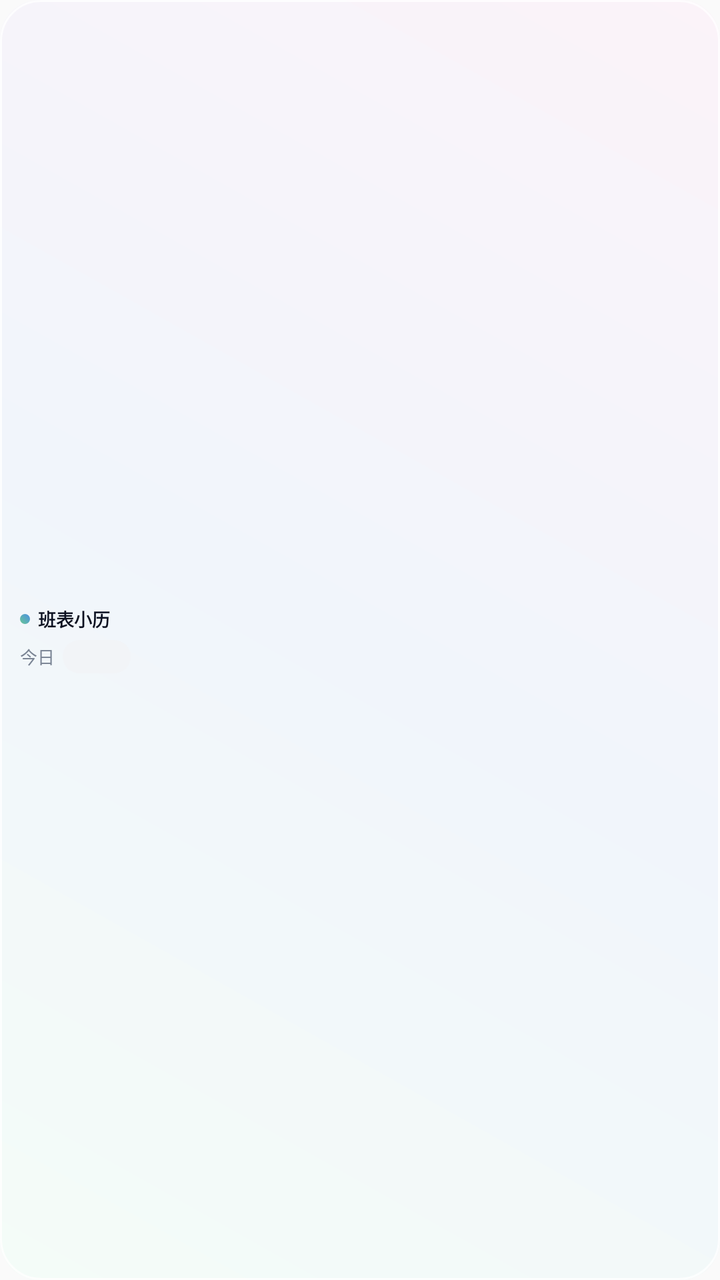
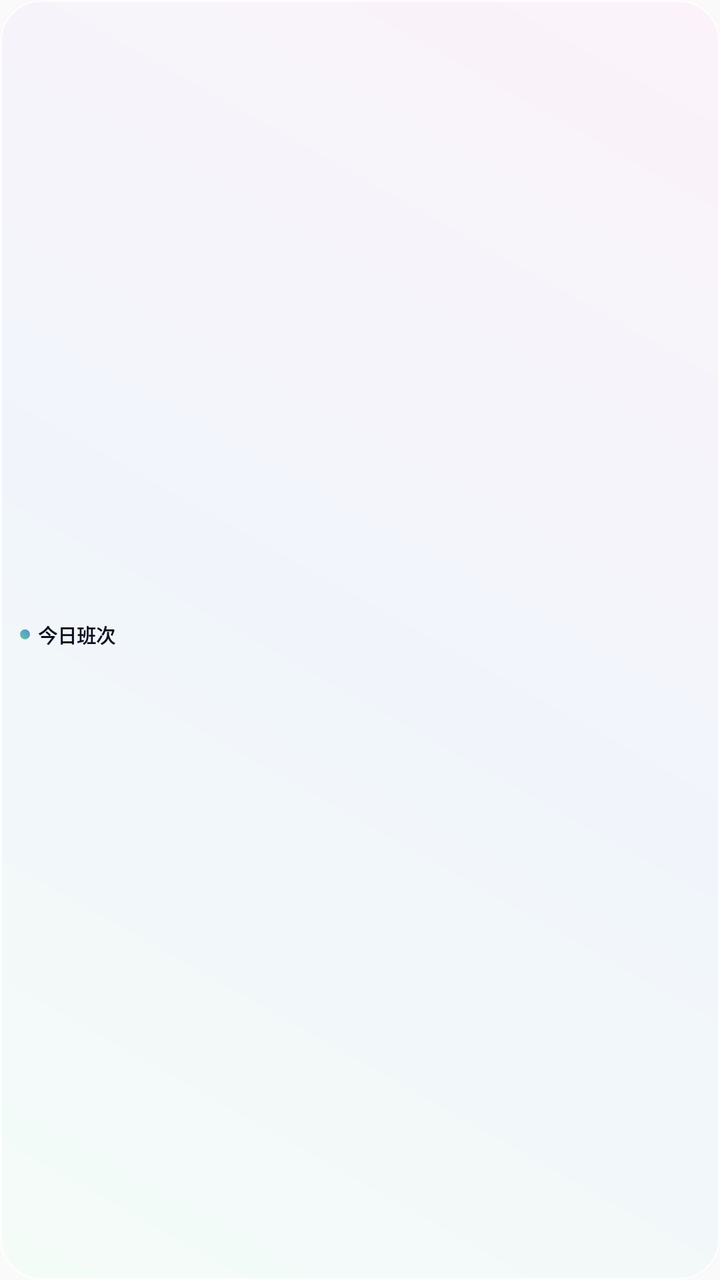

Two renders of the same Android screen: before a commit and after it. Below are the layout's source before the change and the commit's diff.
<!-- AndroidManifest.xml: application theme Theme.Paibanzhushou -->
<!-- res/layout/widget_today.xml -->
<?xml version="1.0" encoding="utf-8"?>
<LinearLayout xmlns:android="http://schemas.android.com/apk/res/android"
    android:id="@+id/t_root"
    android:layout_width="match_parent"
    android:layout_height="match_parent"
    android:background="@drawable/widget_bg_small"
    android:gravity="center_vertical"
    android:orientation="vertical"
    android:paddingStart="10dp"
    android:paddingTop="5dp"
    android:paddingEnd="10dp"
    android:paddingBottom="5dp">

    <LinearLayout
        android:layout_width="match_parent"
        android:layout_height="wrap_content"
        android:gravity="center_vertical"
        android:orientation="horizontal">

        <ImageView
            android:layout_width="5dp"
            android:layout_height="5dp"
            android:contentDescription="@null"
            android:src="@drawable/widget_dot" />

        <TextView
            android:id="@+id/t_title"
            android:layout_width="wrap_content"
            android:layout_height="wrap_content"
            android:layout_marginStart="4dp"
            android:includeFontPadding="false"
            android:maxLines="1"
            android:text="@string/app_name"
            android:textColor="#0B1020"
            android:textSize="9sp"
            android:textStyle="bold" />

        <TextView
            android:id="@+id/t_date"
            android:layout_width="wrap_content"
            android:layout_height="wrap_content"
            android:layout_marginStart="4dp"
            android:includeFontPadding="false"
            android:maxLines="1"
            android:textColor="#9AA3B2"
            android:textSize="8.5sp" />

        <TextView
            android:id="@+id/t_person"
            android:layout_width="0dp"
            android:layout_height="wrap_content"
            android:layout_marginStart="6dp"
            android:layout_weight="1"
            android:ellipsize="end"
            android:gravity="end"
            android:includeFontPadding="false"
            android:maxLines="1"
            android:textColor="#7A8494"
            android:textSize="9sp" />
    </LinearLayout>

    <LinearLayout
        android:layout_width="match_parent"
        android:layout_height="wrap_content"
        android:layout_marginTop="4dp"
        android:baselineAligned="false"
        android:gravity="center_vertical"
        android:orientation="horizontal">

        <TextView
            android:id="@+id/t_today"
            android:layout_width="wrap_content"
            android:layout_height="wrap_content"
            android:includeFontPadding="false"
            android:maxLines="1"
            android:text="今日"
            android:textColor="#7A8494"
            android:textSize="8.5sp" />

        <TextView
            android:id="@+id/t_ban"
            android:layout_width="wrap_content"
            android:layout_height="wrap_content"
            android:layout_marginStart="4dp"
            android:background="@drawable/pill_none"
            android:ellipsize="end"
            android:gravity="center"
            android:includeFontPadding="false"
            android:maxLines="1"
            android:minWidth="34dp"
            android:paddingStart="8dp"
            android:paddingTop="2dp"
            android:paddingEnd="8dp"
            android:paddingBottom="2dp"
            android:textColor="#FFFFFF"
            android:textSize="10.5sp"
            android:textStyle="bold" />

        <TextView
            android:id="@+id/t_next"
            android:layout_width="0dp"
            android:layout_height="wrap_content"
            android:layout_marginStart="6dp"
            android:layout_weight="1"
            android:ellipsize="end"
            android:gravity="end"
            android:includeFontPadding="false"
            android:maxLines="1"
            android:textColor="#9AA3B2"
            android:textSize="8sp" />
    </LinearLayout>
</LinearLayout>
<!-- resources referenced by this layout -->
<resources>
  <!-- drawable pill_none (drawable) -->
  <?xml version="1.0" encoding="utf-8"?>
  <shape xmlns:android="http://schemas.android.com/apk/res/android" android:shape="rectangle">
      <solid android:color="#F2F4F7" />
      <corners android:radius="999dp" />
  </shape>
  <!-- drawable widget_bg_small (drawable) -->
  <?xml version="1.0" encoding="utf-8"?>
  <layer-list xmlns:android="http://schemas.android.com/apk/res/android">
      <item>
          <shape android:shape="rectangle">
              <corners android:radius="20dp" />
              <gradient
                  android:angle="45"
                  android:startColor="#F4FCF8"
                  android:centerColor="#F1F5FB"
                  android:endColor="#FBF3F9"
                  android:type="linear" />
          </shape>
      </item>
      <item>
          <shape android:shape="rectangle">
              <corners android:radius="20dp" />
              <stroke android:width="1dp" android:color="#CCFFFFFF" />
          </shape>
      </item>
  </layer-list>
  <!-- drawable widget_dot (drawable) -->
  <?xml version="1.0" encoding="utf-8"?>
  <shape xmlns:android="http://schemas.android.com/apk/res/android" android:shape="oval">
      <gradient android:angle="45" android:startColor="#6AC695" android:endColor="#4A90E2" android:type="linear" />
      <size android:width="8dp" android:height="8dp" />
  </shape>
  <string name="app_name">班表小历</string>
  <style name="Theme.Paibanzhushou" parent="android:Theme.Material.Light.NoActionBar" />
</resources>

<!-- the commit's change to res/layout/widget_today.xml (unified diff, before → after) -->
@@ -7,9 +7,9 @@
     android:gravity="center_vertical"
     android:orientation="vertical"
     android:paddingStart="10dp"
-    android:paddingTop="5dp"
+    android:paddingTop="6dp"
     android:paddingEnd="10dp"
-    android:paddingBottom="5dp">
+    android:paddingBottom="6dp">
 
     <LinearLayout
         android:layout_width="match_parent"
@@ -30,83 +30,45 @@
             android:layout_marginStart="4dp"
             android:includeFontPadding="false"
             android:maxLines="1"
-            android:text="@string/app_name"
+            android:text="今日班次"
             android:textColor="#0B1020"
-            android:textSize="9sp"
+            android:textSize="9.5sp"
             android:textStyle="bold" />
+
+        <ImageView
+            android:layout_width="0dp"
+            android:layout_height="0dp"
+            android:layout_weight="1"
+            android:contentDescription="@null" />
 
         <TextView
             android:id="@+id/t_date"
             android:layout_width="wrap_content"
             android:layout_height="wrap_content"
-            android:layout_marginStart="4dp"
             android:includeFontPadding="false"
             android:maxLines="1"
             android:textColor="#9AA3B2"
             android:textSize="8.5sp" />
-
-        <TextView
-            android:id="@+id/t_person"
-            android:layout_width="0dp"
-            android:layout_height="wrap_content"
-            android:layout_marginStart="6dp"
-            android:layout_weight="1"
-            android:ellipsize="end"
-            android:gravity="end"
-            android:includeFontPadding="false"
-            android:maxLines="1"
-            android:textColor="#7A8494"
-            android:textSize="9sp" />
     </LinearLayout>
 
     <LinearLayout
+        android:id="@+id/t_row"
         android:layout_width="match_parent"
         android:layout_height="wrap_content"
-        android:layout_marginTop="4dp"
+        android:layout_marginTop="5dp"
         android:baselineAligned="false"
         android:gravity="center_vertical"
-        android:orientation="horizontal">
+        android:orientation="horizontal" />
 
-        <TextView
-            android:id="@+id/t_today"
-            android:layout_width="wrap_content"
-            android:layout_height="wrap_content"
-            android:includeFontPadding="false"
-            android:maxLines="1"
-            android:text="今日"
-            android:textColor="#7A8494"
-            android:textSize="8.5sp" />
-
-        <TextView
-            android:id="@+id/t_ban"
-            android:layout_width="wrap_content"
-            android:layout_height="wrap_content"
-            android:layout_marginStart="4dp"
-            android:background="@drawable/pill_none"
-            android:ellipsize="end"
-            android:gravity="center"
-            android:includeFontPadding="false"
-            android:maxLines="1"
-            android:minWidth="34dp"
-            android:paddingStart="8dp"
-            android:paddingTop="2dp"
-            android:paddingEnd="8dp"
-            android:paddingBottom="2dp"
-            android:textColor="#FFFFFF"
-            android:textSize="10.5sp"
-            android:textStyle="bold" />
-
-        <TextView
-            android:id="@+id/t_next"
-            android:layout_width="0dp"
-            android:layout_height="wrap_content"
-            android:layout_marginStart="6dp"
-            android:layout_weight="1"
-            android:ellipsize="end"
-            android:gravity="end"
-            android:includeFontPadding="false"
-            android:maxLines="1"
-            android:textColor="#9AA3B2"
-            android:textSize="8sp" />
-    </LinearLayout>
+    <TextView
+        android:id="@+id/t_empty"
+        android:layout_width="match_parent"
+        android:layout_height="wrap_content"
+        android:layout_marginTop="6dp"
+        android:includeFontPadding="false"
+        android:maxLines="1"
+        android:text="还没有人员，点开添加"
+        android:textColor="#9AA3B2"
+        android:textSize="8.5sp"
+        android:visibility="gone" />
 </LinearLayout>
<!-- resource entries referenced after the edit -->
@@ -1,11 +1,5 @@
 <!-- resources referenced by this layout -->
 <resources>
-  <!-- drawable pill_none (drawable) -->
-  <?xml version="1.0" encoding="utf-8"?>
-  <shape xmlns:android="http://schemas.android.com/apk/res/android" android:shape="rectangle">
-      <solid android:color="#F2F4F7" />
-      <corners android:radius="999dp" />
-  </shape>
   <!-- drawable widget_bg_small (drawable) -->
   <?xml version="1.0" encoding="utf-8"?>
   <layer-list xmlns:android="http://schemas.android.com/apk/res/android">
@@ -33,7 +27,6 @@
       <gradient android:angle="45" android:startColor="#6AC695" android:endColor="#4A90E2" android:type="linear" />
       <size android:width="8dp" android:height="8dp" />
   </shape>
-  <string name="app_name">班表小历</string>
   <style name="Theme.Paibanzhushou" parent="android:Theme.Material.Light.NoActionBar" />
 </resources>
 
